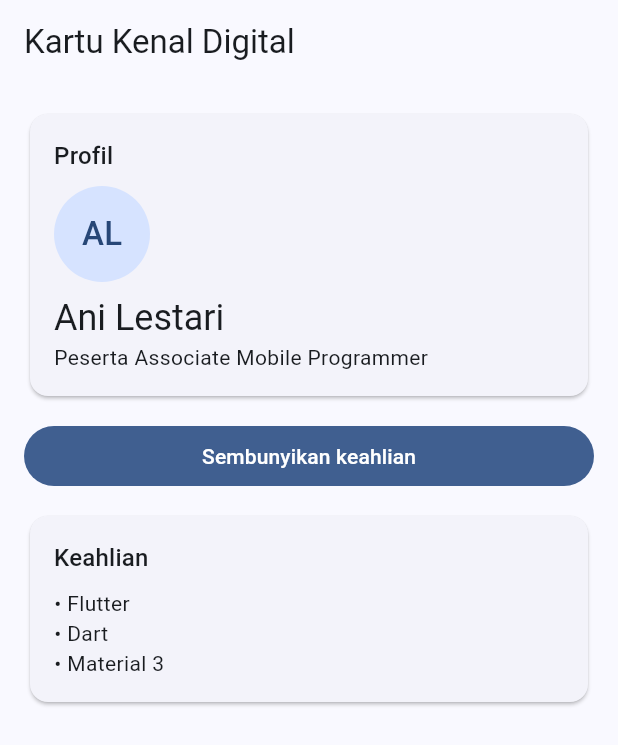
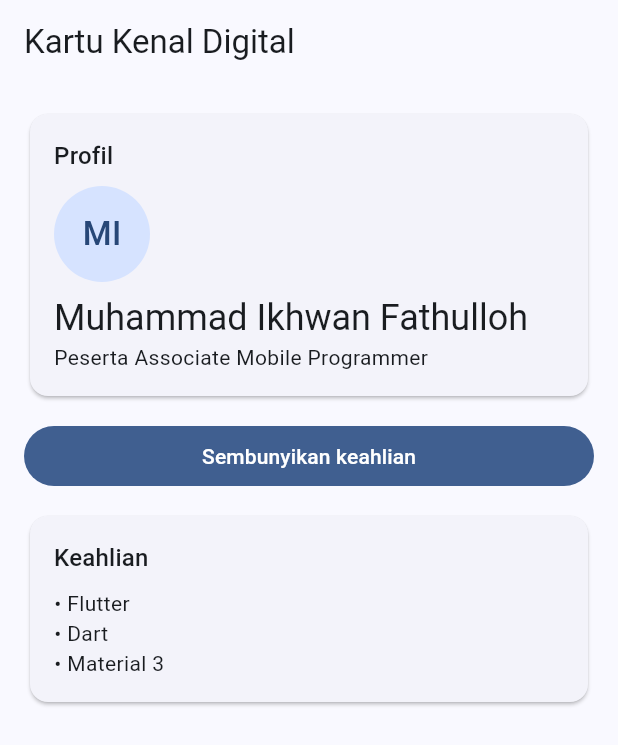
Before and after one commit to Muhammad-Ikhwan-Fathulloh/Associate-Mobile-Programmer, a Flutter app: the HalamanKartu screen opened directly, on a phone screen of 412 x 824 dp. Shown: the top 745 px of the screen. Run offline on Flutter 3.47's test engine with Material 3 defaults, Android fonts, the phone set to English and light mode, and no system bars; our stand-ins replace connectivity_plus, device_info_plus, flutter_map, flutter_secure_storage, geolocator, go_router and 3 more; accounts and stored records are empty; network calls fail.

Commit message:
Isi data pribadi: nama profil modul 1 dan alamat MockAPI modul 5 dan 7
- modul 1: nama di profil diganti.
- modul 5 dan 7: alamat resource MockAPI diisi dengan ID project pengguna.

Co-Authored-By: Claude Haiku 5.5 <noreply@anthropic.com>

```diff
--- a/flutter/proyek-modul/modul-1-kartu-kenal-digital/lib/profil.dart
+++ b/flutter/proyek-modul/modul-1-kartu-kenal-digital/lib/profil.dart
@@ -8,12 +8,12 @@ class Profil {
 }
 
 const profilSaya = Profil(
-  nama: 'Ani Lestari',
+  nama: 'Muhammad Ikhwan Fathulloh',
   peran: 'Peserta Associate Mobile Programmer',
   keahlian: ['Flutter', 'Dart', 'Material 3'],
 );
 
-/// Mengubah "Ani Lestari" menjadi "AL". Nama kosong menghasilkan teks kosong.
+/// Mengubah "Muhammad Ikhwan Fathulloh" menjadi "MI". Nama kosong menghasilkan teks kosong.
 String inisial(String nama) {
   final kata = nama.trim().split(RegExp(r'\s+')).where((k) => k.isNotEmpty).take(2);
   return kata.map((k) => k[0].toUpperCase()).join();
--- a/flutter/proyek-modul/modul-5-klien-api-catatan/lib/config.dart
+++ b/flutter/proyek-modul/modul-5-klien-api-catatan/lib/config.dart
@@ -1,4 +1,5 @@
 // Alamat resource CRUD di MockAPI (https://mockapi.io).
 // Buat project dan resource bernama "notes", lalu ganti GANTI-ID dengan ID project Anda.
 // Contoh: https://64f0a1b2c3d4e5f6a7b8c9d0.mockapi.io/api/v1/notes
-const apiUrl = 'https://GANTI-ID.mockapi.io/api/v1/notes';
+// const apiUrl = 'https://GANTI-ID.mockapi.io/api/v1/notes';
+const apiUrl = 'https://6b05b1b9db01cf463608f3cb.mockapi.io/notes';
--- a/flutter/proyek-modul/modul-7-sinkronisasi-offline-first/lib/config.dart
+++ b/flutter/proyek-modul/modul-7-sinkronisasi-offline-first/lib/config.dart
@@ -1,4 +1,5 @@
 // Alamat resource CRUD di MockAPI (https://mockapi.io).
 // Buat project dan resource bernama "notes", lalu ganti GANTI-ID dengan ID project Anda.
 // Contoh: https://64f0a1b2c3d4e5f6a7b8c9d0.mockapi.io/api/v1/notes
-const apiUrl = 'https://GANTI-ID.mockapi.io/api/v1/notes';
+// const apiUrl = 'https://GANTI-ID.mockapi.io/api/v1/notes';
+const apiUrl = 'https://6b05b1b9db01cf463608f3cb.mockapi.io/notes';
```
